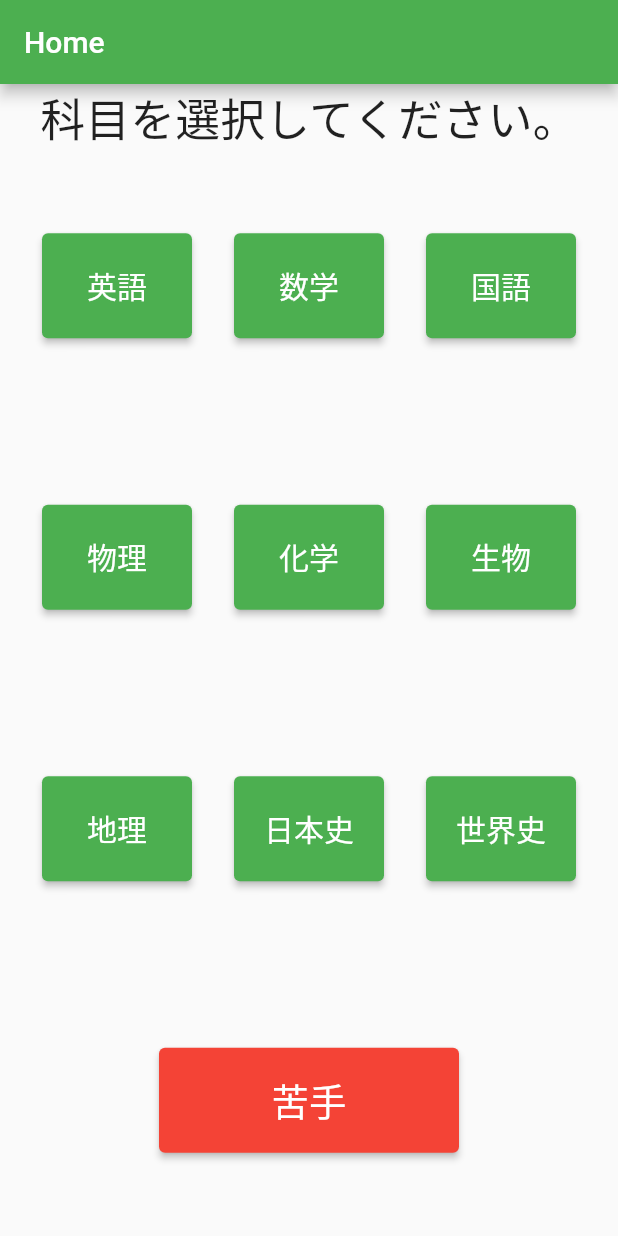
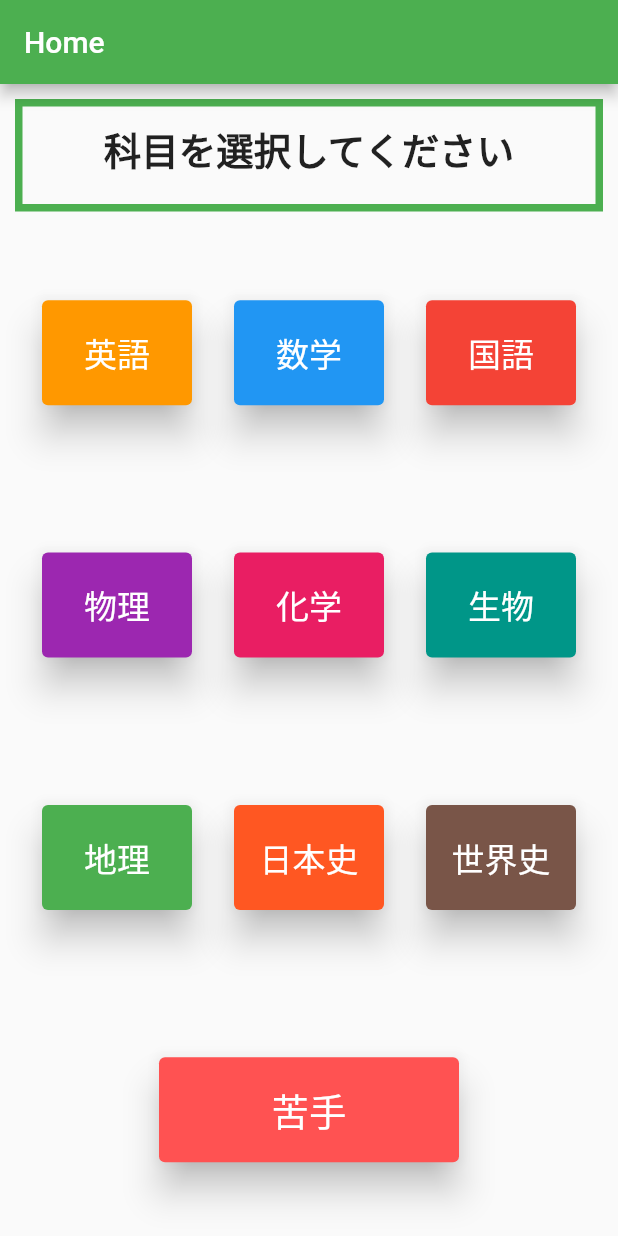
Before and after one commit to tomoohba/benesse, a Flutter app: the screen it shows after launch, on a phone screen of 412 x 824 dp. Run offline on Flutter 3.47's test engine with Material 2 defaults, Android fonts, the light colour scheme and no system bars; missing offline and left inert: dart:ffi.

Commit message:
homeの更新

```diff
--- a/lib/home.dart
+++ b/lib/home.dart
@@ -28,10 +28,27 @@ class _HomePageState extends State<HomePage> {
       ),
       body: Column(
         children: [
-          const Text(
-            '科目を選択してください。',
-            style: TextStyle(
-              fontSize: 30,
+          Container(
+            padding: const EdgeInsets.all(10),
+            margin: const EdgeInsets.all(10),
+            decoration: BoxDecoration(
+              border: Border.all(color: Colors.green, width: 5),
+            ),
+            width: 400,
+            height: 75,
+            child: Column(
+              children: <Widget>[
+                Container(
+                  alignment: Alignment.center,
+                  child: const Text(
+                    '科目を選択してください',
+                    style: TextStyle(
+                      fontWeight: FontWeight.bold,
+                      fontSize: 25,
+                    ),
+                  ),
+                ),
+              ],
             ),
           ),
           Expanded(
@@ -47,11 +64,16 @@ class _HomePageState extends State<HomePage> {
                     },
                     child: Text(
                       '英語',
-                      style: TextStyle(fontSize: 20),
+                      style: TextStyle(
+                          color: Colors.white,
+                          // fontWeight: FontWeight.bold,
+                          fontSize: 22),
                     ),
-                    style: ButtonStyle(
-                      fixedSize: MaterialStateProperty.all(
-                          Size(100, 70)), // 幅: 100, 高さ: 70
+                    style: ElevatedButton.styleFrom(
+                      fixedSize: Size(100, 70),
+                      elevation: 10,
+                      primary: Colors.orange[500],
+                      onPrimary: Colors.orange[900],
                     ),
                   ),
                   ElevatedButton(
@@ -60,11 +82,13 @@ class _HomePageState extends State<HomePage> {
                     },
                     child: Text(
                       '数学',
-                      style: TextStyle(fontSize: 20),
+                      style: TextStyle(color: Colors.white, fontSize: 22),
                     ),
-                    style: ButtonStyle(
-                      fixedSize: MaterialStateProperty.all(
-                          Size(100, 70)), // 幅: 100, 高さ: 70
+                    style: ElevatedButton.styleFrom(
+                      fixedSize: Size(100, 70),
+                      elevation: 10,
+                      primary: Colors.blue[500],
+                      onPrimary: Colors.blue[900],
                     ),
                   ),
                   ElevatedButton(
@@ -73,11 +97,13 @@ class _HomePageState extends State<HomePage> {
                     },
                     child: Text(
                       '国語',
-                      style: TextStyle(fontSize: 20),
+                      style: TextStyle(color: Colors.white, fontSize: 22),
                     ),
-                    style: ButtonStyle(
-                      fixedSize: MaterialStateProperty.all(
-                          Size(100, 70)), // 幅: 100, 高さ: 70
+                    style: ElevatedButton.styleFrom(
+                      fixedSize: Size(100, 70),
+                      elevation: 10,
+                      primary: Colors.red[500],
+                      onPrimary: Colors.red[900],
                     ),
                   ),
                 ],
@@ -95,11 +121,13 @@ class _HomePageState extends State<HomePage> {
                     },
                     child: Text(
                       '物理',
-                      style: TextStyle(fontSize: 20),
+                      style: TextStyle(color: Colors.white, fontSize: 22),
                     ),
-                    style: ButtonStyle(
-                      fixedSize: MaterialStateProperty.all(
-                          Size(100, 70)), // 幅: 100, 高さ: 70
+                    style: ElevatedButton.styleFrom(
+                      fixedSize: Size(100, 70),
+                      elevation: 10,
+                      primary: Colors.purple[500],
+                      onPrimary: Colors.purple[900],
                     ),
                   ),
                   ElevatedButton(
@@ -108,11 +136,13 @@ class _HomePageState extends State<HomePage> {
                     },
                     child: Text(
                       '化学',
-                      style: TextStyle(fontSize: 20),
+                      style: TextStyle(color: Colors.white, fontSize: 22),
                     ),
-                    style: ButtonStyle(
-                      fixedSize: MaterialStateProperty.all(
-                          Size(100, 70)), // 幅: 100, 高さ: 70
+                    style: ElevatedButton.styleFrom(
+                      fixedSize: Size(100, 70),
+                      elevation: 10,
+                      primary: Colors.pink[500],
+                      onPrimary: Colors.pink[900],
                     ),
                   ),
                   ElevatedButton(
@@ -121,11 +151,13 @@ class _HomePageState extends State<HomePage> {
                     },
                     child: Text(
                       '生物',
-                      style: TextStyle(fontSize: 20),
+                      style: TextStyle(color: Colors.white, fontSize: 22),
                     ),
-                    style: ButtonStyle(
-                      fixedSize: MaterialStateProperty.all(
-                          Size(100, 70)), // 幅: 100, 高さ: 70
+                    style: ElevatedButton.styleFrom(
+                      fixedSize: Size(100, 70),
+                      elevation: 10,
+                      primary: Colors.teal[500],
+                      onPrimary: Colors.teal[900],
                     ),
                   ),
                 ],
@@ -143,11 +175,13 @@ class _HomePageState extends State<HomePage> {
                     },
                     child: Text(
                       '地理',
-                      style: TextStyle(fontSize: 20),
+                      style: TextStyle(color: Colors.white, fontSize: 22),
                     ),
-                    style: ButtonStyle(
-                      fixedSize: MaterialStateProperty.all(
-                          Size(100, 70)), // 幅: 100, 高さ: 70
+                    style: ElevatedButton.styleFrom(
+                      fixedSize: Size(100, 70),
+                      elevation: 10,
+                      primary: Colors.green[500],
+                      onPrimary: Colors.green[900],
                     ),
                   ),
                   ElevatedButton(
@@ -156,11 +190,13 @@ class _HomePageState extends State<HomePage> {
                     },
                     child: Text(
                       '日本史',
-                      style: TextStyle(fontSize: 20),
+                      style: TextStyle(color: Colors.white, fontSize: 22),
                     ),
-                    style: ButtonStyle(
-                      fixedSize: MaterialStateProperty.all(
-                          Size(100, 70)), // 幅: 100, 高さ: 70
+                    style: ElevatedButton.styleFrom(
+                      fixedSize: Size(100, 70),
+                      elevation: 10,
+                      primary: Colors.deepOrange[500],
+                      onPrimary: Colors.deepOrange[900],
                     ),
                   ),
                   ElevatedButton(
@@ -169,11 +205,13 @@ class _HomePageState extends State<HomePage> {
                     },
                     child: Text(
                       '世界史',
-                      style: TextStyle(fontSize: 20),
+                      style: TextStyle(color: Colors.white, fontSize: 22),
                     ),
-                    style: ButtonStyle(
-                      fixedSize: MaterialStateProperty.all(
-                          Size(100, 70)), // 幅: 100, 高さ: 70
+                    style: ElevatedButton.styleFrom(
+                      fixedSize: Size(100, 70),
+                      elevation: 10,
+                      primary: Colors.brown[500],
+                      onPrimary: Colors.brown[900],
                     ),
                   ),
                 ],
@@ -192,12 +230,13 @@ class _HomePageState extends State<HomePage> {
                     },
                     child: Text(
                       '苦手',
-                      style: TextStyle(fontSize: 25),
+                      style: TextStyle(color: Colors.white, fontSize: 25),
                     ),
-                    style: ButtonStyle(
-                      fixedSize: MaterialStateProperty.all(Size(200, 70)),
-                      backgroundColor: MaterialStateProperty.all(
-                          Colors.red), // ボタンの背景色を青に設定 // 幅: 200, 高さ: 70
+                    style: ElevatedButton.styleFrom(
+                      fixedSize: Size(200, 70),
+                      elevation: 10,
+                      primary: Colors.redAccent,
+                      onPrimary: Colors.red[900],
                     ),
                   ),
                 ],
@@ -206,43 +245,6 @@ class _HomePageState extends State<HomePage> {
           ),
         ],
       ),
-      // body: Center(
-      //   child: Column(
-      //     children:[
-      //       ElevatedButton(
-      //         style: ElevatedButton.styleFrom(
-      //           shape: RoundedRectangleBorder(
-      //             borderRadius: BorderRadius.circular(10),
-      //           ),
-      //         ),
-      //         onPressed: _selectSubject,
-      //         child: const Text('English'),
-      //       ),
-      //       ElevatedButton(
-      //         style: ElevatedButton.styleFrom(
-      //           shape: RoundedRectangleBorder(
-      //             borderRadius: BorderRadius.circular(10),
-      //           ),
-      //         ),
-      //         onPressed: ()  {
-      //             Navigator.of(context).pushNamed("/question");
-      //           },
-      //         child: const Text('Start'),
-      //       ),
-      //       ElevatedButton(
-      //         style: ElevatedButton.styleFrom(
-      //           shape: RoundedRectangleBorder(
-      //             borderRadius: BorderRadius.circular(10),
-      //           ),
-      //         ),
-      //         onPressed: ()  {
-      //             Navigator.of(context).pushNamed("/notgoodat");
-      //           },
-      //         child: const Text('ニガテ'),
-      //       )
-      //     ]
-      //   ) // This trailing comma makes auto-formatting nicer for build methods.
-      // )
     );
   }
 }
```
